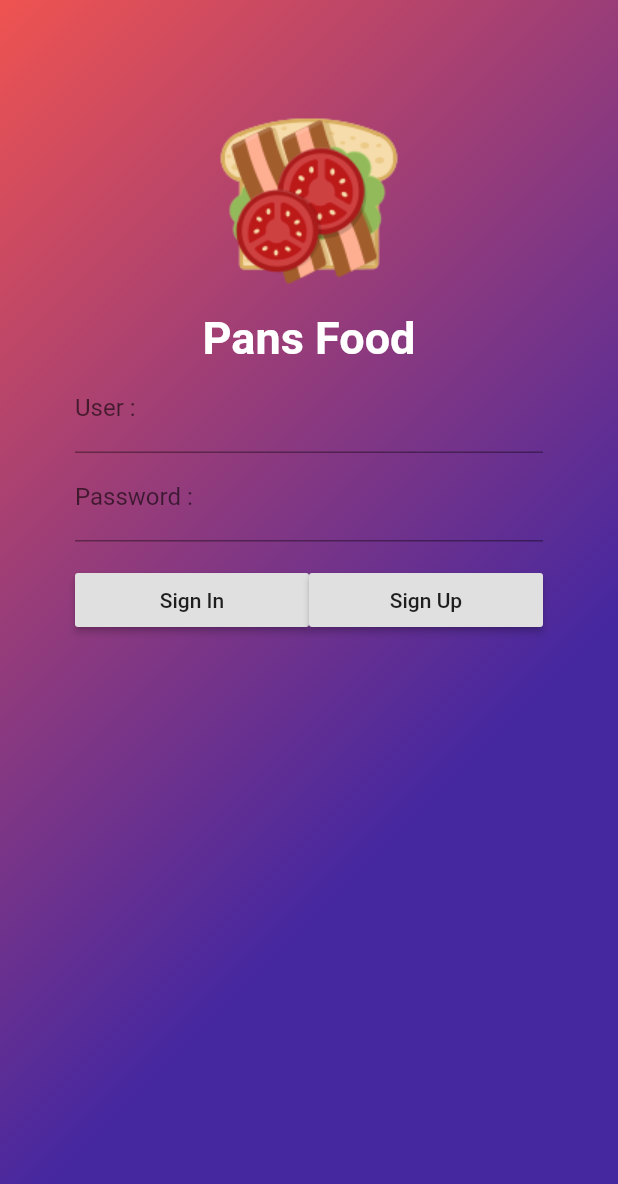
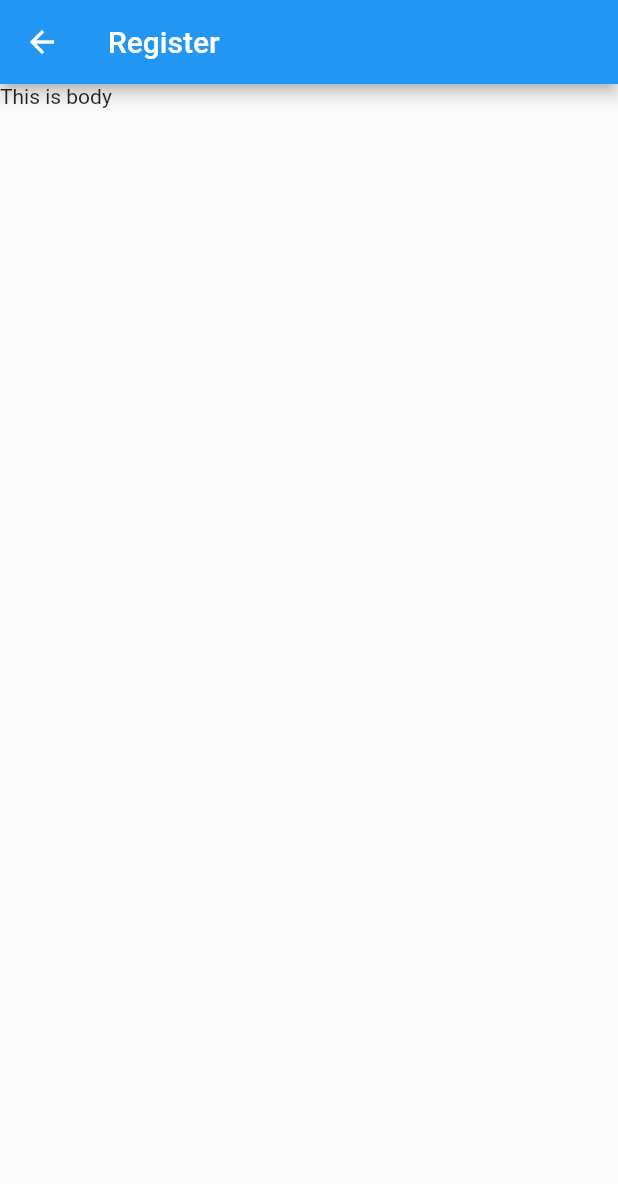
Before and after one commit to kitchottrakarnW/PansFood, a Flutter app: the screen it shows after launch, after a tap on "Sign Up", on a phone screen of 412 x 824 dp. Shown: the top 1184 px of the screen. Run offline on Flutter 3.47's test engine with Material 2 defaults, Android fonts, the phone set to English and light mode, and no system bars.

Commit message:
Create Route Success

```diff
--- a/lib/screens/authen.dart
+++ b/lib/screens/authen.dart
@@ -1,4 +1,5 @@
 import 'package:flutter/material.dart';
+import 'package:pans_food/screens/register.dart';
 
 class Authen extends StatefulWidget {
   @override
@@ -6,10 +7,17 @@ class Authen extends StatefulWidget {
 }
 
 class _AuthenState extends State<Authen> {
-  Widget showSignUp() {
+  Widget showSignUp(BuildContext context) {
     return RaisedButton(
       child: Text('Sign Up'),
-      onPressed: () {},
+      onPressed: () {
+        print('You Click SignUp');
+
+        // Create router
+        var registerRoute =
+            MaterialPageRoute(builder: (BuildContext context) => Register());
+        Navigator.of(context).push(registerRoute);
+      },
     );
   }
 
@@ -24,7 +32,7 @@ class _AuthenState extends State<Authen> {
     return TextFormField(
       decoration: InputDecoration(
           labelText: 'Password :', hintText: 'More than 6 charactor'),
-          style: TextStyle(color: Colors.white),
+      style: TextStyle(color: Colors.white),
     );
   }
 
@@ -32,7 +40,7 @@ class _AuthenState extends State<Authen> {
     return TextFormField(
       decoration:
           InputDecoration(labelText: 'User :', hintText: 'your username...'),
-          style: TextStyle(color: Colors.white),
+      style: TextStyle(color: Colors.white),
     );
   }
 
@@ -44,7 +52,9 @@ class _AuthenState extends State<Authen> {
     return Text(
       'Pans Food',
       style: TextStyle(
-          fontSize: 30.0, fontWeight: FontWeight.bold, color: Colors.white),
+          fontSize: 30.0,
+          fontWeight: FontWeight.bold,
+          color: Colors.indigo[300]),
     );
   }
 
@@ -56,31 +66,25 @@ class _AuthenState extends State<Authen> {
         body: Container(
           decoration: BoxDecoration(
               gradient: LinearGradient(
-                  colors: [Colors.red[400], Colors.deepPurple[800]],
+                  colors: [Colors.red[100], Colors.deepPurple[100]],
                   begin: Alignment(-1, -1))),
           padding: EdgeInsets.only(top: 70.0),
           alignment: Alignment(0, -1),
           child: Column(
             children: <Widget>[
               showLogo(),
-
               Container(
                 margin: EdgeInsets.only(top: 10.0),
                 child: showTitle(),
               ),
-
-
               Container(
                 margin: EdgeInsets.only(left: 50.0, right: 50.0),
                 child: showUser(),
               ),
-
-
               Container(
                 margin: EdgeInsets.only(left: 50.0, right: 50.0),
                 child: showPassword(),
               ),
-
               Container(
                 margin: EdgeInsets.only(left: 50.0, right: 50.0, top: 15.0),
                 child: Row(
@@ -88,10 +92,8 @@ class _AuthenState extends State<Authen> {
                     Expanded(
                       child: showSignIn(),
                     ),
-
-
                     Expanded(
-                      child: showSignUp(),
+                      child: showSignUp(context),
                     )
                   ],
                 ),
--- /dev/null
+++ b/lib/screens/register.dart
@@ -0,0 +1,18 @@
+import 'package:flutter/material.dart';
+
+class Register extends StatefulWidget {
+  @override
+  _RegisterState createState() => _RegisterState();
+}
+
+class _RegisterState extends State<Register> {
+  @override
+  Widget build(BuildContext context) {
+    return Scaffold(
+      appBar: AppBar(
+        title: Text('Register'),
+      ),
+      body: Text('This is body'),
+    );
+  }
+}
```
